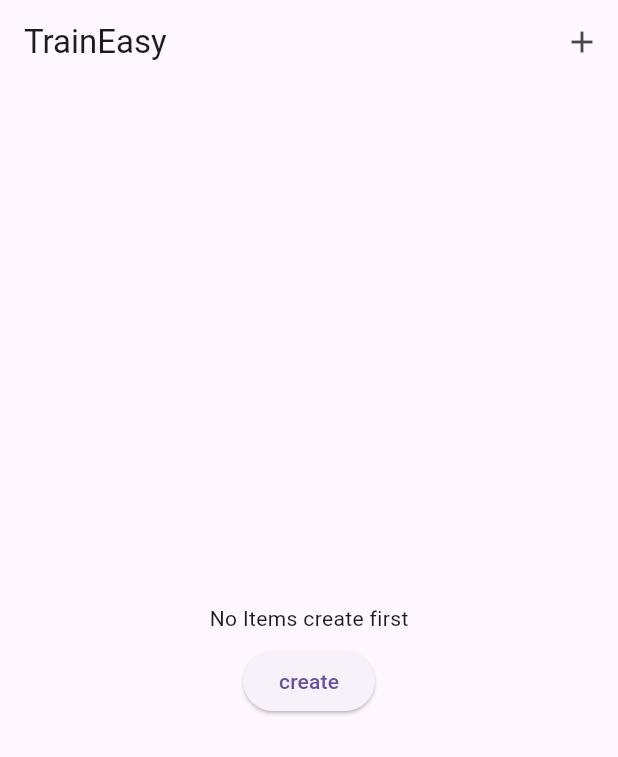
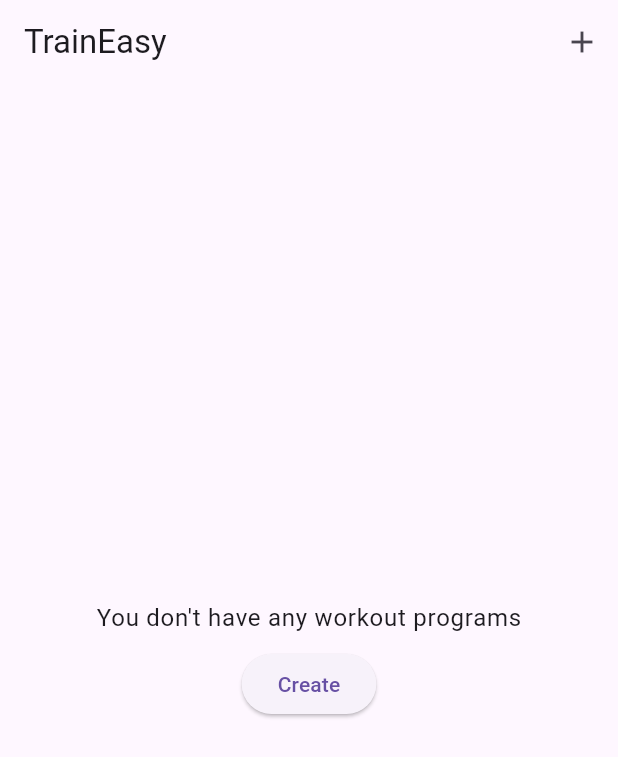
Before and after one commit to PepelyaevDev/train_easy, a Flutter app: the screen it shows after launch, on a phone screen of 412 x 824 dp. Shown: the top 757 px of the screen. Run offline on Flutter 3.47's test engine with Material 3 defaults, Android fonts, the light colour scheme and no system bars; our stand-ins replace bloc, bloc_concurrency, dio, flutter_bloc, shared_preferences.

Commit message:
Add workouts screen localization

```diff
--- a/lib/presentation/l10n/arb/app_en.arb
+++ b/lib/presentation/l10n/arb/app_en.arb
@@ -1,3 +1,11 @@
 {
-  "bottomNavWorkouts": "Workouts"
+  "day": "Day",
+  "warmUp": "Warm-up",
+  "mainPath": "Workout",
+  "callDown": "Cool-down",
+  "warmUpDesc": "Warm-up helps to warm up muscles and joints, improve blood circulation, reduce injury risk, increase flexibility, and prepare the cardiovascular system",
+  "mainPathDesc": "Main workout",
+  "callDownDesc": "Cool-down helps restore breathing, relax muscles and speed up recovery after exercise",
+  "noPrograms": "You don't have any workout programs",
+  "createProgram": "Create"
 }
--- /dev/null
+++ b/lib/presentation/l10n/context_locale_ext.dart
@@ -0,0 +1,6 @@
+import 'package:flutter/cupertino.dart';
+import 'package:train_easy/presentation/l10n/generated/app_localizations.dart';
+
+extension ContextLocaleExt on BuildContext {
+  AppLocalizations get localization => AppLocalizations.of(this)!;
+}
--- a/lib/presentation/workouts_screen/workouts_screen.dart
+++ b/lib/presentation/workouts_screen/workouts_screen.dart
@@ -4,6 +4,7 @@ import 'package:train_easy/domain/entities/training_program.dart';
 import 'package:train_easy/domain/entities/workout_bundles.dart';
 import 'package:train_easy/domain/repo/workout_bundles_repo.dart';
 import 'package:train_easy/presentation/create_workout_screen/create_workout_screen.dart';
+import 'package:train_easy/presentation/l10n/context_locale_ext.dart';
 import 'package:train_easy/presentation/workouts_screen/workouts_bloc.dart';
 import 'package:train_easy/presentation/workouts_screen/workouts_events.dart';
 import 'package:train_easy/presentation/workouts_screen/workouts_state.dart';
@@ -52,7 +53,10 @@ class _WorkoutsScreenState extends State<WorkoutsScreen> {
                       mainAxisSize: MainAxisSize.min,
                       mainAxisAlignment: MainAxisAlignment.center,
                       children: [
-                        const Text('No Items create first'),
+                        Text(
+                          context.localization.noPrograms,
+                          style: Theme.of(context).textTheme.bodyLarge,
+                        ),
                         const SizedBox(height: 8),
                         ElevatedButton(
                           onPressed: () {
@@ -60,7 +64,7 @@ class _WorkoutsScreenState extends State<WorkoutsScreen> {
                               MaterialPageRoute<dynamic>(builder: (_) => const CreateWorkoutScreen()),
                             );
                           },
-                          child: const Text('create'),
+                          child: Text(context.localization.createProgram),
                         ),
                       ],
                     ),
@@ -92,7 +96,7 @@ class _WorkoutsScreenState extends State<WorkoutsScreen> {
                             onPressed: () {
                               _workoutsBloc!.add(WorkoutsEventDelete(bundle: state.bundles[state.program]));
                             },
-                            icon: const Icon(Icons.delete),
+                            icon: const Icon(Icons.delete_outline),
                           ),
                         ],
                       ),
@@ -103,7 +107,7 @@ class _WorkoutsScreenState extends State<WorkoutsScreen> {
                             .map(
                               ((int index, Workout bundle) e) => ButtonSegment<int>(
                                 value: e.$1,
-                                label: Text('Day ${e.$1 + 1}'),
+                                label: Text('${context.localization.day} ${e.$1 + 1}'),
                               ),
                             )
                             .toList(),
@@ -121,7 +125,13 @@ class _WorkoutsScreenState extends State<WorkoutsScreen> {
                             .map(
                               (e) => ButtonSegment<TrainingStage>(
                                 value: e,
-                                label: Text(e.name),
+                                label: Text(
+                                  switch (e) {
+                                    TrainingStage.wormUp => context.localization.warmUp,
+                                    TrainingStage.mainPath => context.localization.mainPath,
+                                    TrainingStage.callDown => context.localization.callDown,
+                                  },
+                                ),
                               ),
                             )
                             .toList(),
@@ -134,14 +144,13 @@ class _WorkoutsScreenState extends State<WorkoutsScreen> {
                       ),
                       const SizedBox(height: 8),
                       Text(
-                        'Список упражнений '
-                        'Список упражнений '
-                        'Список упражнений '
-                        'Список упражнений '
-                        'Список упражнений '
-                        'Список упражнений '
-                        'Список упражнений',
-                        style: Theme.of(context).textTheme.labelMedium,
+                        switch (state.stage) {
+                          TrainingStage.wormUp => context.localization.warmUpDesc,
+                          TrainingStage.mainPath => context.localization.mainPathDesc,
+                          TrainingStage.callDown => context.localization.callDownDesc,
+                        },
+                        textAlign: TextAlign.center,
+                        style: Theme.of(context).textTheme.bodySmall,
                       ),
                       const SizedBox(height: 8),
                       ...List<Widget>.generate(
```
Also changed, not shown: lib/presentation/l10n/arb/app_ru.arb (+9 -1 lines), lib/presentation/l10n/generated/app_localizations.dart, lib/presentation/l10n/generated/app_localizations_en.dart, lib/presentation/l10n/generated/app_localizations_ru.dart.
